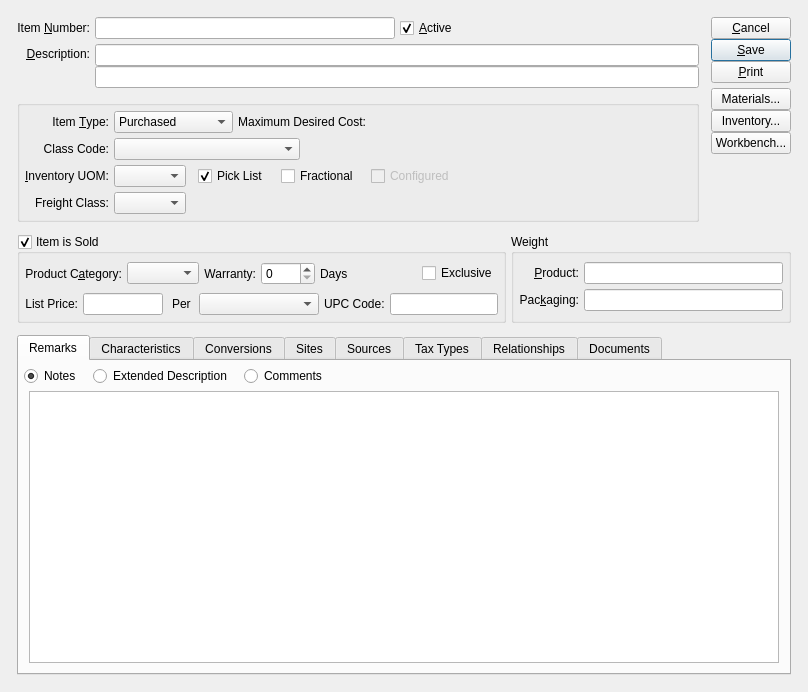
Qt form xtuple/trunk/guiclient/item.ui (WooodHead/xtuple) before a commit.
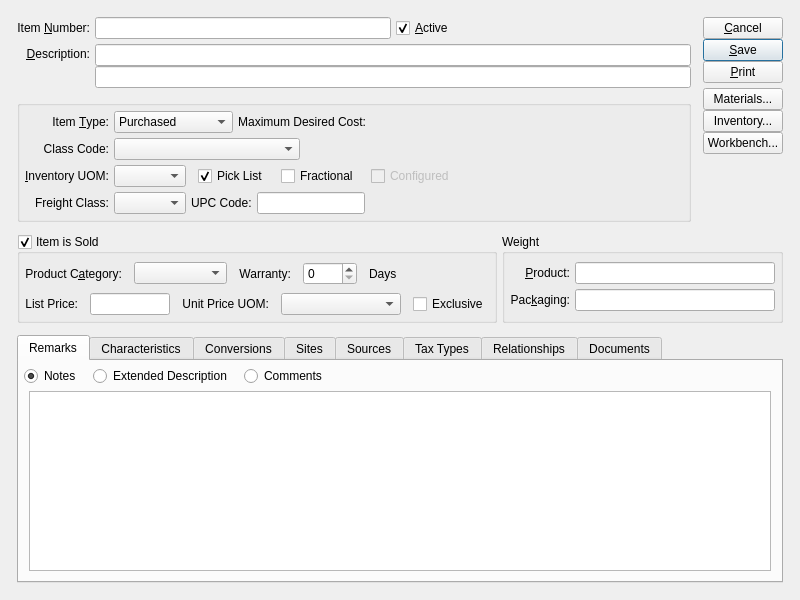
The same form after that commit. Custom widgets are drawn as their Qt base class.

Commit message: issue #9660:  Tweak UI to more clearly describe what setting pricing UOM means.

```diff
--- a/xtuple/trunk/guiclient/item.ui
+++ b/xtuple/trunk/guiclient/item.ui
@@ -13,8 +13,8 @@
    <rect>
     <x>0</x>
     <y>0</y>
-    <width>808</width>
-    <height>692</height>
+    <width>800</width>
+    <height>600</height>
    </rect>
   </property>
   <property name="windowTitle">
@@ -494,17 +494,27 @@
                <widget class="XComboBox" name="_freightClass"/>
               </item>
               <item>
-               <spacer>
-                <property name="orientation">
-                 <enum>Qt::Horizontal</enum>
+               <widget class="QLabel" name="_upcCodeLit">
+                <property name="text">
+                 <string>UPC Code:</string>
                 </property>
-                <property name="sizeHint" stdset="0">
+               </widget>
+              </item>
+              <item>
+               <widget class="XLineEdit" name="_upcCode">
+                <property name="sizePolicy">
+                 <sizepolicy hsizetype="Preferred" vsizetype="Fixed">
+                  <horstretch>0</horstretch>
+                  <verstretch>0</verstretch>
+                 </sizepolicy>
+                </property>
+                <property name="maximumSize">
                  <size>
-                  <width>0</width>
-                  <height>20</height>
+                  <width>120</width>
+                  <height>32767</height>
                  </size>
                 </property>
-               </spacer>
+               </widget>
               </item>
               <item>
                <spacer>
@@ -554,8 +564,13 @@
          <property name="checked">
           <bool>true</bool>
          </property>
-         <layout class="QGridLayout">
+         <layout class="QGridLayout" name="gridLayout">
           <item row="0" column="0">
+           <layout class="QHBoxLayout">
+            <property name="spacing">
+             <number>12</number>
+            </property>
+            <item>
            <widget class="QLabel" name="_prodcatLit">
             <property name="text">
              <string>Product C&amp;ategory:</string>
@@ -568,7 +583,7 @@
             </property>
            </widget>
           </item>
-          <item row="0" column="1">
+            <item>
            <widget class="XComboBox" name="_prodcat">
             <property name="sizePolicy">
              <sizepolicy hsizetype="Expanding" vsizetype="Fixed">
@@ -578,8 +593,6 @@
             </property>
            </widget>
           </item>
-          <item row="0" column="2">
-           <layout class="QHBoxLayout">
             <item>
              <widget class="QLabel" name="_warrantyCodeLit">
               <property name="text">
@@ -604,9 +617,7 @@
               </property>
              </widget>
             </item>
-           </layout>
-          </item>
-          <item row="0" column="3">
+            <item>
            <spacer>
             <property name="orientation">
              <enum>Qt::Horizontal</enum>
@@ -616,21 +627,19 @@
             </property>
             <property name="sizeHint" stdset="0">
              <size>
-              <width>16</width>
+                <width>0</width>
               <height>29</height>
              </size>
             </property>
            </spacer>
           </item>
-          <item row="0" column="4">
-           <widget class="QCheckBox" name="_exclusive">
-            <property name="text">
-             <string>Exclusive</string>
-            </property>
-           </widget>
+           </layout>
           </item>
-          <item row="1" column="0" colspan="5">
+          <item row="1" column="0">
            <layout class="QHBoxLayout">
+            <property name="spacing">
+             <number>12</number>
+            </property>
             <item>
              <widget class="QLabel" name="_listPriceLit">
               <property name="text">
@@ -663,7 +672,7 @@
             <item>
              <widget class="QLabel" name="_priceUOMLit">
               <property name="text">
-               <string> Per </string>
+               <string>Unit Price UOM:</string>
               </property>
               <property name="alignment">
                <set>Qt::AlignRight|Qt::AlignTrailing|Qt::AlignVCenter</set>
@@ -680,6 +689,13 @@
               </property>
              </widget>
             </item>
+            <item>
+             <widget class="QCheckBox" name="_exclusive">
+              <property name="text">
+               <string>Exclusive</string>
+              </property>
+             </widget>
+            </item>
             <item>
              <spacer>
               <property name="orientation">
@@ -693,29 +709,6 @@
               </property>
              </spacer>
             </item>
-            <item>
-             <widget class="QLabel" name="_upcCodeLit">
-              <property name="text">
-               <string>UPC Code:</string>
-              </property>
-             </widget>
-            </item>
-            <item>
-             <widget class="XLineEdit" name="_upcCode">
-              <property name="sizePolicy">
-               <sizepolicy hsizetype="Preferred" vsizetype="Fixed">
-                <horstretch>0</horstretch>
-                <verstretch>0</verstretch>
-               </sizepolicy>
-              </property>
-              <property name="maximumSize">
-               <size>
-                <width>120</width>
-                <height>32767</height>
-               </size>
-              </property>
-             </widget>
-            </item>
            </layout>
           </item>
          </layout>
```
Left out of the diff: 3 changed lines with no effect on the pictures. Lines whose indentation alone changed are shown as unchanged.
